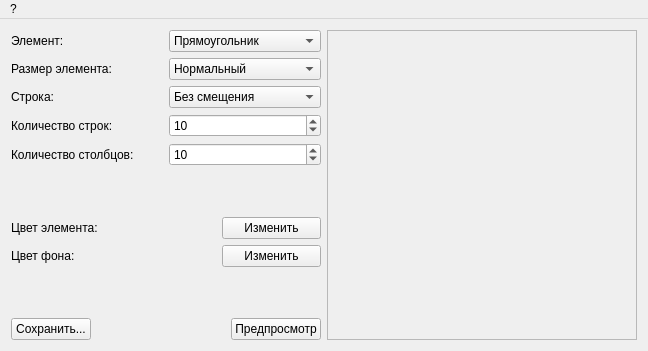
First picture: the form in mainwindow.ui, repository MegaSamuel/PatternDraw, before the edit.
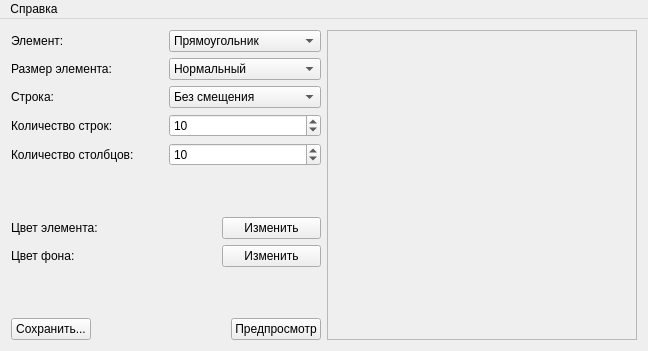
Second picture: the form after the edit.

Commit message: ft-gui : улучшаем интерфейс

```diff
--- a/mainwindow.ui
+++ b/mainwindow.ui
@@ -368,14 +368,14 @@
      <height>21</height>
     </rect>
    </property>
-   <widget class="QMenu" name="menu">
+   <widget class="QMenu" name="menuNote">
     <property name="title">
-     <string>?</string>
+     <string>Справка</string>
     </property>
     <addaction name="actionman"/>
     <addaction name="actioninfo"/>
    </widget>
-   <addaction name="menu"/>
+   <addaction name="menuNote"/>
   </widget>
   <action name="action">
    <property name="text">
```
The commit also changes 2 other files.
